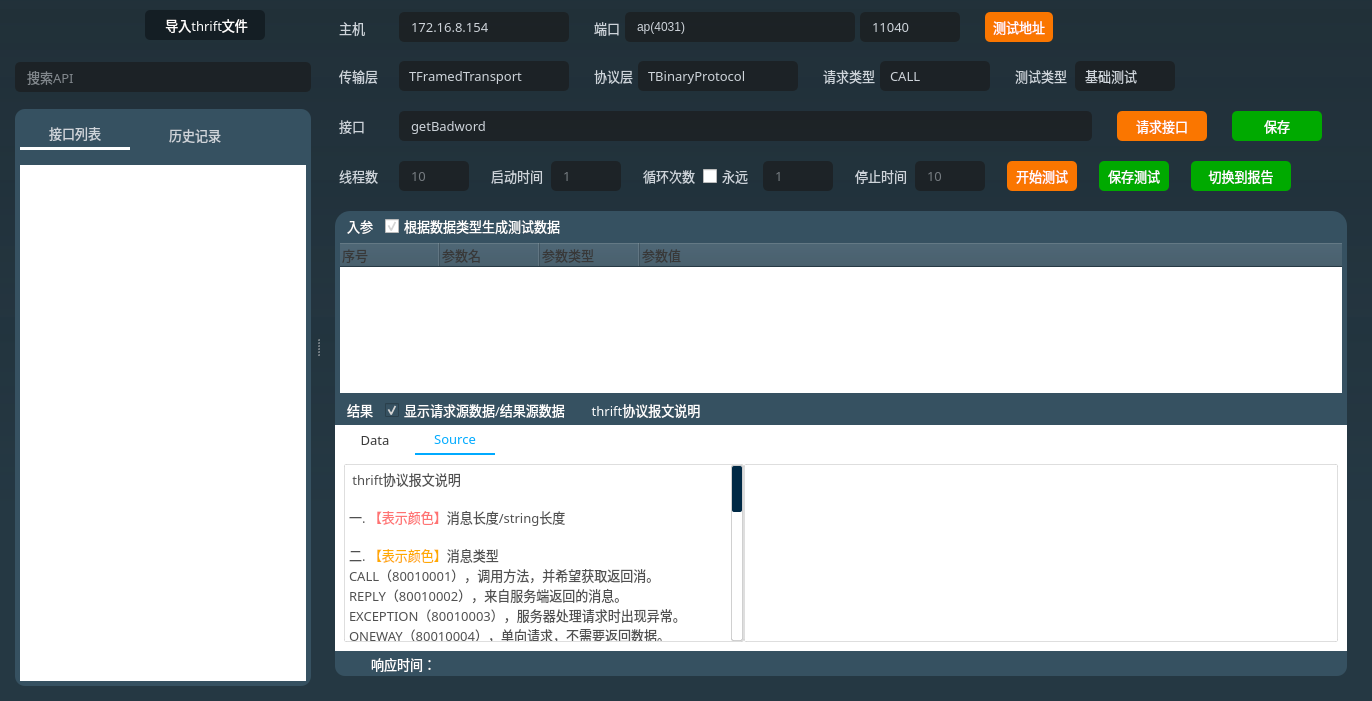
Above: source/thriftwidget.ui from HuaGouFdog/Fdog-Kit before the change. Below: the same form after it.
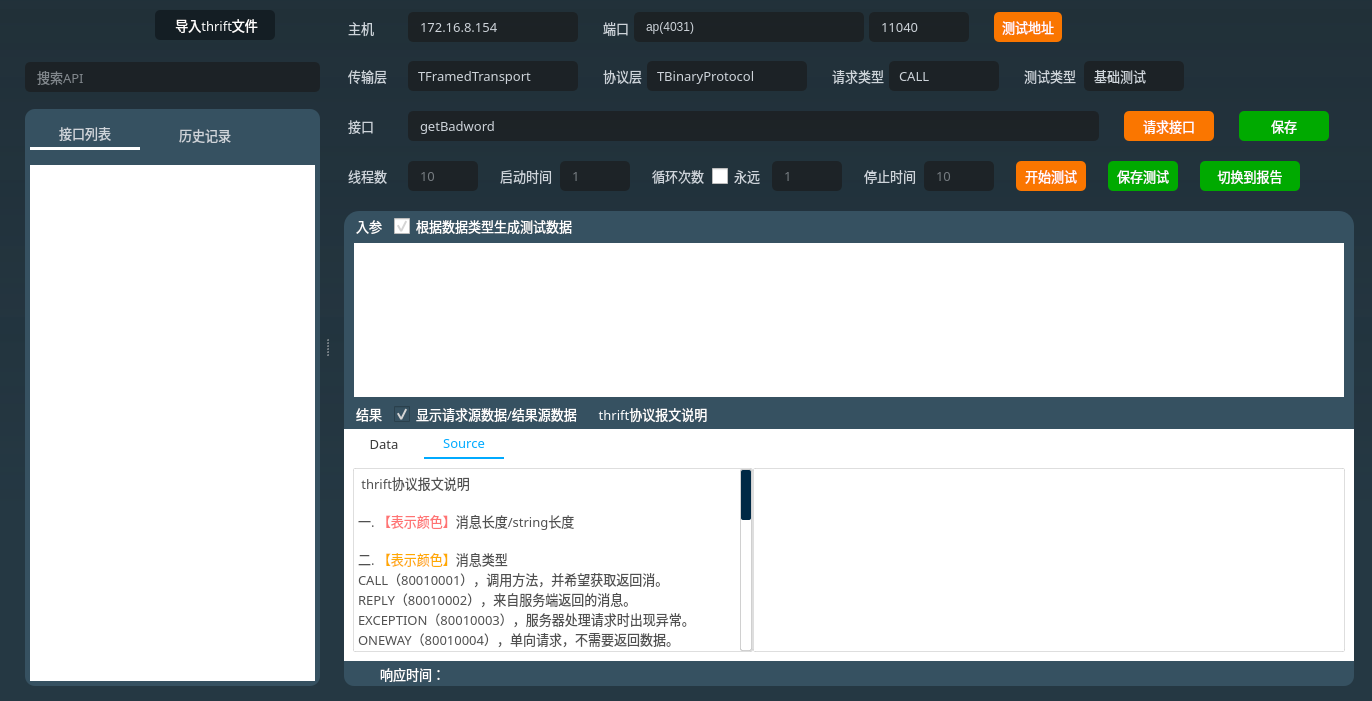
That is the form after the change. Icons and pictures are not drawn.

Patch:
```diff
--- a/source/thriftwidget.ui
+++ b/source/thriftwidget.ui
@@ -21,7 +21,18 @@
    <string>Form</string>
   </property>
   <property name="styleSheet">
-   <string notr="true">
+   <string notr="true">QCheckBox::indicator{
+                width:16px;
+                height:16px;
+           }
+            QCheckBox::indicator::unchecked{
+                image:url(:/lib/gouxuan2.png);
+            }
+            QCheckBox::indicator::checked{
+                image:url(:/lib/gouxuan.png);
+            }
+
+
 #thriftwidget{
 background-color: qlineargradient(spread:pad, x1:1, y1:0, x2:1, y2:0.733682, stop:0 rgba(30, 45, 54, 225), stop:1 rgba(37, 56, 67, 255));
 }
@@ -77,7 +88,7 @@
     <number>0</number>
    </property>
    <property name="leftMargin">
-    <number>10</number>
+    <number>20</number>
    </property>
    <property name="topMargin">
     <number>0</number>
@@ -685,10 +696,10 @@
         <number>6</number>
        </property>
        <property name="rightMargin">
-        <number>15</number>
+        <number>8</number>
        </property>
        <property name="bottomMargin">
-        <number>10</number>
+        <number>0</number>
        </property>
        <item>
         <widget class="QWidget" name="widget_6" native="true">
@@ -720,10 +731,11 @@
 
 QComboBox QAbstractItemView::item
 {
-	height:28px;
+	height:25px;
 	font: 10pt &quot;OPPOSans B&quot;;
 }
 
+
 QComboBox:disabled{
 	border:1px solid gray;
 	color:gray;
@@ -1289,7 +1301,7 @@
 
 QComboBox QAbstractItemView::item
 {
-	height:28px;
+	height:25px;
 	font: 10pt &quot;OPPOSans B&quot;;
 }
 
@@ -2744,7 +2756,9 @@
                       </font>
                      </property>
                      <property name="styleSheet">
-                      <string notr="true">QLineEdit{
+                      <string notr="true">
+
+QLineEdit{
 font: 10pt &quot;OPPOSans B&quot;;
 color:#ced4da;
 background-color: rgba(255, 255, 255, 0);
@@ -2778,13 +2792,16 @@
 
 QHeaderView {
 font: 10pt &quot;OPPOSans B&quot;;
-color: rgb(56, 56, 56);
-background-color: rgb(54, 81, 97);
+	color: rgb(255, 255, 255);
+/*background-color: rgb(54, 81, 97);*/
+	background-color: rgb(54, 81, 97);
+height: 20px;
+/*border: none;*/
 }
 
 QTreeWidget#treeWidget {
-border-right:5px solid rgb(54, 81, 97); 
-border-left:5px solid rgb(54, 81, 97); 
+border-right:10px solid rgb(54, 81, 97); 
+border-left:10px solid rgb(54, 81, 97); 
 	outline: none;
 }
 QTreeWidget::item {
@@ -2814,20 +2831,37 @@
 	outline: 0px;
     color: #45B2FF;
 }
+
+
 QTreeWidget::branch {
 	height: 28px;
 	width: 28px;
 }
+
+QTreeView::branch:selected {
+background-color: rgb(30, 45, 54);
+}
+
+QTreeWidget::branch:!has-children:selected {
+	background-color: rgb(30, 45, 54);
+}
+QTreeWidget::branch:!has-children:!selected {
+	background-color: rgb(30, 45, 54);
+}
+
 QTreeWidget::branch:closed:has-children:!has-siblings,
 QTreeWidget::branch:closed:has-children:has-siblings {
 	border-image: none;
     image: url(:/lib/tree_close.png);
+	background-color: rgb(30, 45, 54);
 }
  
 QTreeWidget::branch:open:has-children:!has-siblings,
 QTreeWidget::branch:open:has-children:has-siblings  {
 	border-image: none;
     image: url(:/lib/tree_open.png);
+    
+	background-color: rgb(30, 45, 54);
 }
 
 
@@ -2894,7 +2928,7 @@
                       <bool>false</bool>
                      </property>
                      <attribute name="headerVisible">
-                      <bool>true</bool>
+                      <bool>false</bool>
                      </attribute>
                      <attribute name="headerDefaultSectionSize">
                       <number>100</number>
```
